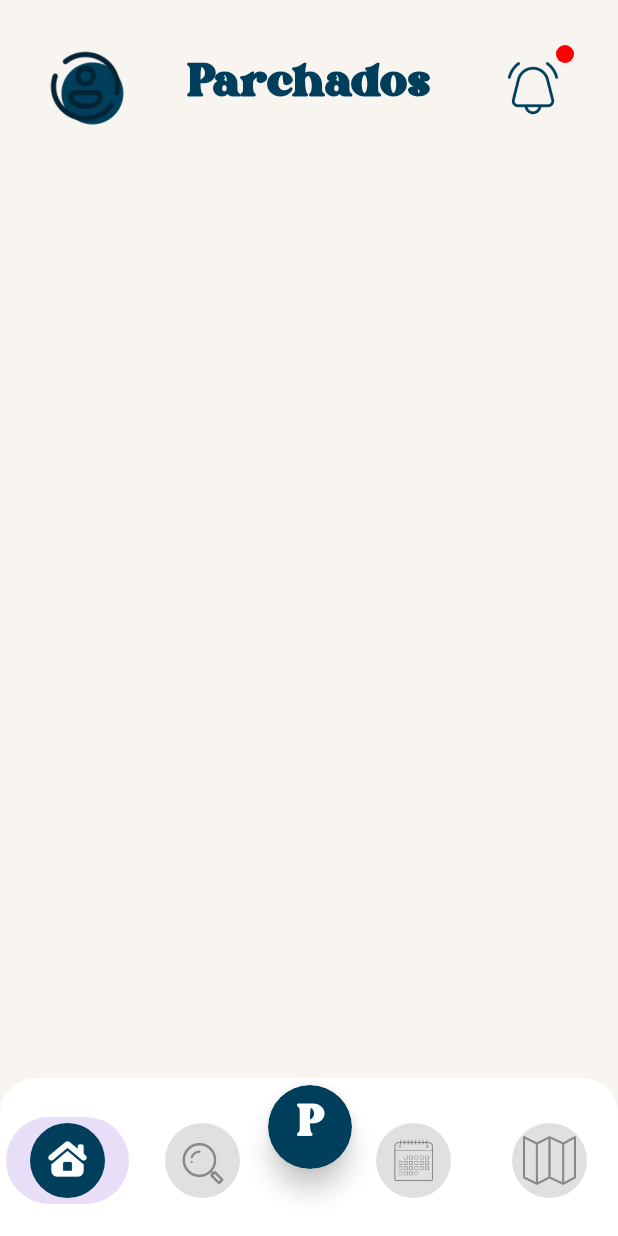
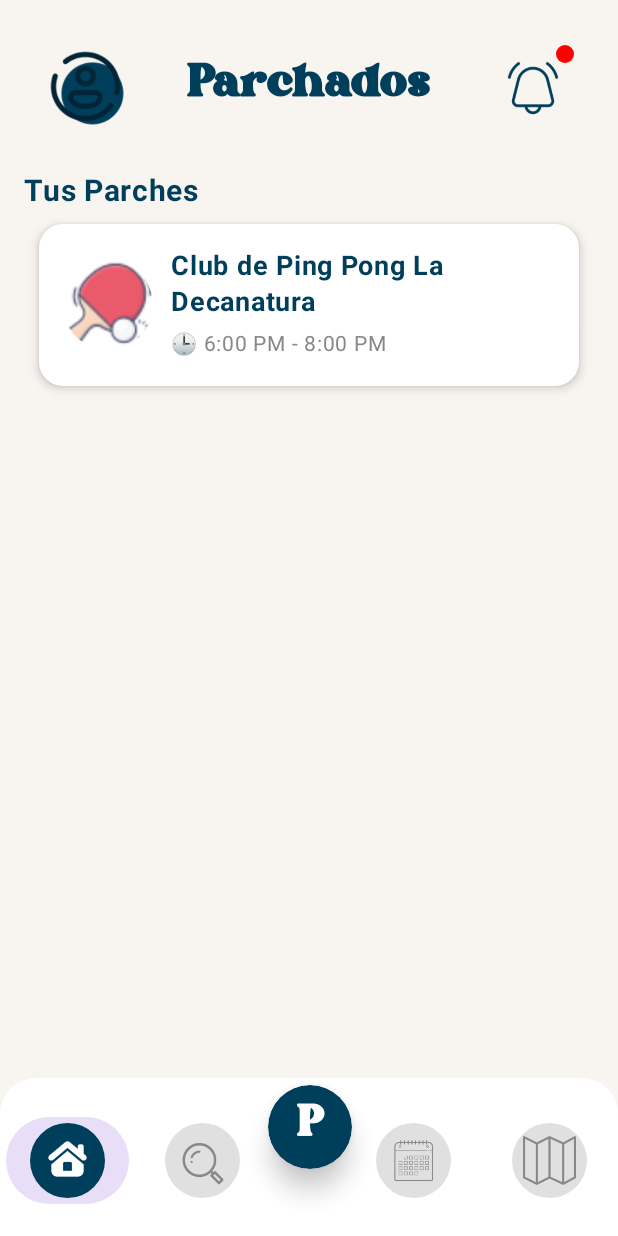
Before and after one commit to parchados/MovilParchados, an Android app built with Jetpack Compose: the HomeScreen screen opened through its navigation route, on a phone screen of 412 x 824 dp. Run offline under Robolectric (Android 15) with nearby library versions, the phone set to English and light mode, and no system bars.

Commit message:
Feature: card parche

```diff
--- a/app/src/main/java/com/example/parchadosapp/ui/screens/HomeScreen.kt
+++ b/app/src/main/java/com/example/parchadosapp/ui/screens/HomeScreen.kt
@@ -5,6 +5,7 @@ import androidx.compose.foundation.Image
 import androidx.compose.foundation.background
 import androidx.compose.foundation.layout.*
 import androidx.compose.foundation.shape.CircleShape
+import androidx.compose.foundation.shape.RoundedCornerShape
 import androidx.compose.material3.*
 import androidx.compose.runtime.*
 import androidx.compose.ui.Alignment
@@ -26,15 +27,15 @@ fun HomeScreen(navController: NavController, context: Context) {
         modifier = Modifier
             .fillMaxSize()
             .background(Color(0xFFF8F5F0)), // Fondo beige
-        contentAlignment = Alignment.TopCenter // 🔹 Centrar en la parte superior
+        contentAlignment = Alignment.TopCenter
     ) {
         Column(
             modifier = Modifier
                 .fillMaxWidth()
-                .padding(horizontal = 16.dp, vertical = 10.dp), // 🔹 Espaciado general
+                .padding(horizontal = 16.dp, vertical = 10.dp),
             horizontalAlignment = Alignment.CenterHorizontally
         ) {
-            // 🔹 Sección superior centrada
+            // 🔹 Sección superior (Perfil + Título + Notificaciones)
             Row(
                 modifier = Modifier
                     .fillMaxWidth()
@@ -51,21 +52,21 @@ fun HomeScreen(navController: NavController, context: Context) {
                         .clip(CircleShape)
                 )
 
-                Spacer(modifier = Modifier.width(16.dp)) // 🔹 Más separación del título
+                Spacer(modifier = Modifier.width(16.dp))
 
-                // 🔹 Título centrado con padding extra
+                // 🔹 Título principal
                 Text(
                     text = "Parchados",
                     fontSize = 42.sp,
                     fontFamily = BrightRetro,
                     fontWeight = FontWeight.Bold,
                     color = Color(0xFF003F5C),
-                    modifier = Modifier.padding(horizontal = 24.dp) // 🔹 Espacio extra a los lados
+                    modifier = Modifier.padding(horizontal = 24.dp)
                 )
 
-                Spacer(modifier = Modifier.width(16.dp)) // 🔹 Más separación del título
+                Spacer(modifier = Modifier.width(16.dp))
 
-                // 🔹 Icono de notificaciones
+                // 🔹 Icono de notificaciones con insignia roja
                 Box(
                     modifier = Modifier.size(55.dp),
                     contentAlignment = Alignment.Center
@@ -78,7 +79,6 @@ fun HomeScreen(navController: NavController, context: Context) {
                             modifier = Modifier.size(40.dp)
                         )
                     }
-                    // 🔹 Insignia roja de notificaciones
                     Box(
                         modifier = Modifier
                             .size(12.dp)
@@ -87,9 +87,66 @@ fun HomeScreen(navController: NavController, context: Context) {
                     )
                 }
             }
+
+            Spacer(modifier = Modifier.height(30.dp))
+
+            // 🔹 Sección "Tus Parches"
+            Text(
+                text = "Tus Parches",
+                fontSize = 20.sp,
+                fontWeight = FontWeight.Bold,
+                color = Color(0xFF003F5C),
+                modifier = Modifier.align(Alignment.Start)
+            )
+
+            Spacer(modifier = Modifier.height(10.dp))
+
+            // 🔹 Tarjeta del parche en el Club de Ping Pong
+            Card(
+                shape = RoundedCornerShape(16.dp),
+                colors = CardDefaults.cardColors(containerColor = Color.White),
+                elevation = CardDefaults.cardElevation(defaultElevation = 4.dp),
+                modifier = Modifier
+                    .fillMaxWidth()
+                    .padding(horizontal = 10.dp)
+            ) {
+                Row(
+                    modifier = Modifier
+                        .fillMaxWidth()
+                        .padding(16.dp),
+                    verticalAlignment = Alignment.CenterVertically
+                ) {
+                    // 🔹 Imagen de referencia del Club
+                    Image(
+                        painter = painterResource(id = R.drawable.pingpong),
+                        contentDescription = "Ping Pong",
+                        modifier = Modifier
+                            .size(60.dp)
+                            .clip(CircleShape)
+                    )
+
+                    Spacer(modifier = Modifier.width(12.dp))
+
+                    // 🔹 Detalles del parche
+                    Column {
+                        Text(
+                            text = "Club de Ping Pong La Decanatura",
+                            fontSize = 18.sp,
+                            fontWeight = FontWeight.Bold,
+                            color = Color(0xFF003F5C)
+                        )
+                        Spacer(modifier = Modifier.height(4.dp))
+                        Text(
+                            text = "🕒 6:00 PM - 8:00 PM",
+                            fontSize = 14.sp,
+                            color = Color.Gray
+                        )
+                    }
+                }
+            }
         }
 
-        // 🔹 Navbar separado en la parte inferior
+        // 🔹 Navbar en la parte inferior
         BottomNavigationBar(navController, Modifier.align(Alignment.BottomCenter))
     }
 }
```
